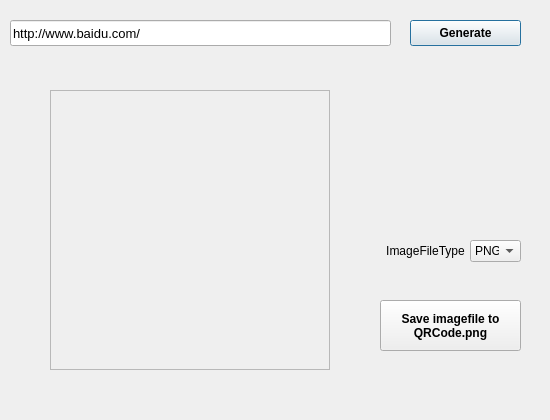
First picture: the form in QRCode_Generator/mainwindow.ui, repository Zalafina/QRCode_Generator, before the edit.
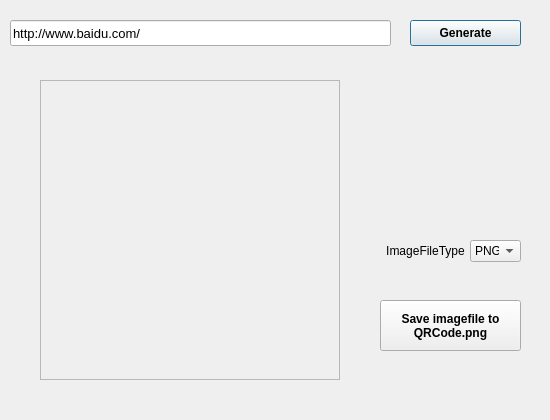
Second picture: the form after the edit.

```diff
--- a/QRCode_Generator/mainwindow.ui
+++ b/QRCode_Generator/mainwindow.ui
@@ -61,10 +61,10 @@
    <widget class="QLabel" name="qrcodepixmapLabel">
     <property name="geometry">
      <rect>
-      <x>50</x>
-      <y>90</y>
-      <width>280</width>
-      <height>280</height>
+      <x>40</x>
+      <y>80</y>
+      <width>300</width>
+      <height>300</height>
      </rect>
     </property>
     <property name="frameShape">
```
